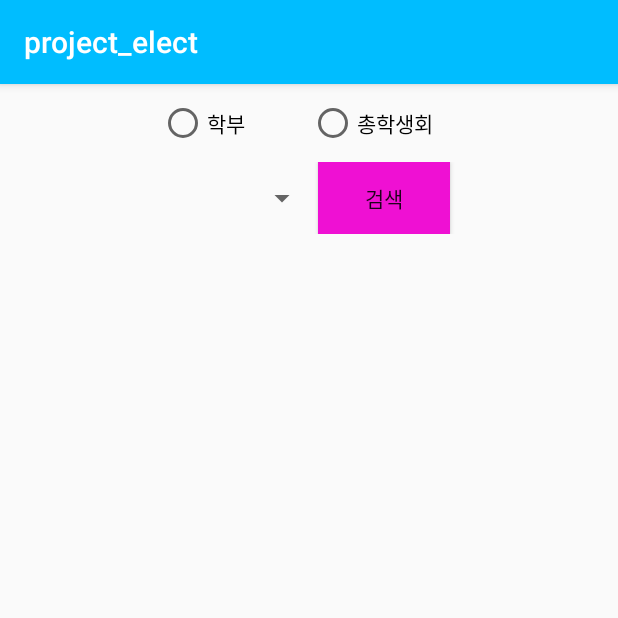
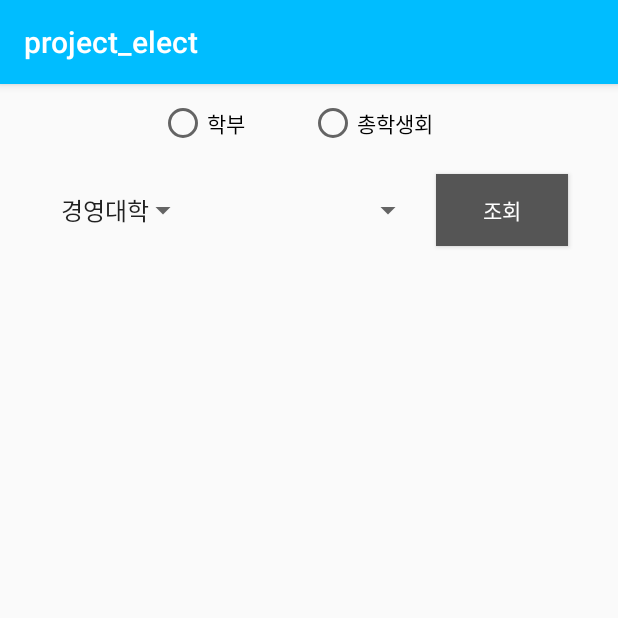
Before and after one commit to joonkb/projectElect, an Android app: the fragment MajorFragment shown on its own in the app's theme, on a phone screen of 412 x 824 dp, the top half of it. Run offline under Robolectric (Android 15) with nearby library versions, the phone set to English and light mode, and no system bars.

```diff
--- a/app/src/main/java/org/techtown/project_elect/MajorFragment.java
+++ b/app/src/main/java/org/techtown/project_elect/MajorFragment.java
@@ -4,11 +4,16 @@ import android.content.Context;
 import android.net.Uri;
 import android.os.Bundle;
 
+import androidx.annotation.Nullable;
 import androidx.fragment.app.Fragment;
 
 import android.view.LayoutInflater;
 import android.view.View;
 import android.view.ViewGroup;
+import android.widget.AdapterView;
+import android.widget.ArrayAdapter;
+import android.widget.Button;
+import android.widget.Spinner;
 
 
 /**
@@ -28,9 +33,7 @@ public class MajorFragment extends Fragment {
     // TODO: Rename and change types of parameters
     private String mParam1;
     private String mParam2;
-
     private OnFragmentInteractionListener mListener;
-
     public MajorFragment() {
         // Required empty public constructor
     }
@@ -52,6 +55,10 @@ public class MajorFragment extends Fragment {
         fragment.setArguments(args);
         return fragment;
     }
+    private ArrayAdapter univAdapter;
+    private ArrayAdapter majorAdapter;
+    private Spinner univSpinner;
+    private Spinner majorSpinner;
 
     @Override
     public void onCreate(Bundle savedInstanceState) {
@@ -60,6 +67,36 @@ public class MajorFragment extends Fragment {
             mParam1 = getArguments().getString(ARG_PARAM1);
             mParam2 = getArguments().getString(ARG_PARAM2);
         }
+    }
+    @Override
+    public void onActivityCreated(@Nullable Bundle savedInstanceState) {
+        super.onActivityCreated(savedInstanceState);
+        univSpinner = (Spinner)getView().findViewById(R.id.univSpinner);
+        majorSpinner = (Spinner)getView().findViewById(R.id.majorSpinner);
+        univAdapter = ArrayAdapter.createFromResource(getActivity(), R.array.University, android.R.layout.simple_selectable_list_item);
+        univSpinner.setAdapter(univAdapter);
+
+        univSpinner.setOnItemSelectedListener(new AdapterView.OnItemSelectedListener() {
+            @Override
+            public void onItemSelected(AdapterView<?> parent, View view, int position, long id) {
+                String selectedUniv = univSpinner.getSelectedItem().toString();
+                if(selectedUniv.equals("IT대학")){
+                    majorAdapter = ArrayAdapter.createFromResource(getActivity(), R.array.major_it, android.R.layout.simple_spinner_item);
+                    majorSpinner.setAdapter(majorAdapter);
+                }
+            }
+            @Override
+            public void onNothingSelected(AdapterView<?> parent) {
+
+            }
+        });
+        Button searching_btn = (Button)getView().findViewById(R.id.search_btn);
+        searching_btn.setOnClickListener(new View.OnClickListener() {
+            @Override
+            public void onClick(View v) {
+
+            }
+        });
     }
 
     @Override
--- a/app/src/main/res/layout/fragment_major.xml
+++ b/app/src/main/res/layout/fragment_major.xml
@@ -34,16 +34,26 @@
             android:layout_width="100dp"
             android:layout_height="wrap_content"
             android:layout_gravity="center"
+            android:id="@+id/univSpinner"
             android:paddingRight="10dp">
         </Spinner>
+        <Spinner
+            android:layout_width="150dp"
+            android:layout_height="wrap_content"
+            android:layout_gravity="center"
+            android:id="@+id/majorSpinner"
+            android:paddingRight="10dp">
+        </Spinner>
+
         <Button
-            android:id="@+id/button"
+            android:id="@+id/search_btn"
             android:layout_width="wrap_content"
             android:layout_height="wrap_content"
-            android:background="#EF10D3"
-            android:text="검색" />
+            android:layout_marginLeft="8dp"
+            android:background="#555555"
+            android:textColor = "#ffffff"
+            android:text="조회" />
     </LinearLayout>
-
     <LinearLayout
         android:layout_width="match_parent"
         android:layout_height="match_parent"
--- a/app/src/main/res/values/arrays.xml
+++ b/app/src/main/res/values/arrays.xml
@@ -1,10 +1,38 @@
 <?xml version="1.0" encoding="utf-8"?>
 <resources>
-    <string-array name="major">
+    <string-array name="major_it">
+        <item>IT대학 학생회</item>
         <item>컴퓨터정보통신공학과</item>
         <item>컴퓨터 과학과</item>
         <item>전자 공학과</item>
         <item>전기 전자 공학과</item>
     </string-array>
 
+    <string-array name="major_edu">
+        <item>가정 교육과</item>
+        <item>과학교육학부</item>
+        <item>교육학과</item>
+        <item>수학교육학과</item>
+        <item>역사교육학과</item>
+        <item>영어교육학과</item>
+        <item>윤리교육학과</item>
+        <item>일반사회교육과</item>
+        <item>지리교육과</item>
+    </string-array>
+
+    <string-array name="University">
+        <item>경영대학</item>
+        <item>농업생명과학대학</item>
+        <item>동물생명과학대학</item>
+        <item>사범대학</item>
+        <item>사회과학대학</item>
+        <item>IT대학</item>
+        <item>동물생명과학대학</item>
+        <item>수의과학대학</item>
+        <item>간호대학</item>
+        <item>인문대학</item>
+        <item>문화예술공과대학</item>
+        <item>산림환경과학대학</item>
+    </string-array>
+
 </resources>
```
Also changed, not shown: app/src/main/java/org/techtown/project_elect/MainActivity.java (+11 -1 lines), app/src/main/res/layout/candidate_engineering.xml (+37 -90 lines), app/src/main/res/layout/candidate_socialsciences.xml (+6 -10 lines), app/src/main/res/layout/candidate_studentcouncil.xml (+10 -26 lines), app/src/main/res/layout/candidatie_it.xml (+6 -34 lines).
